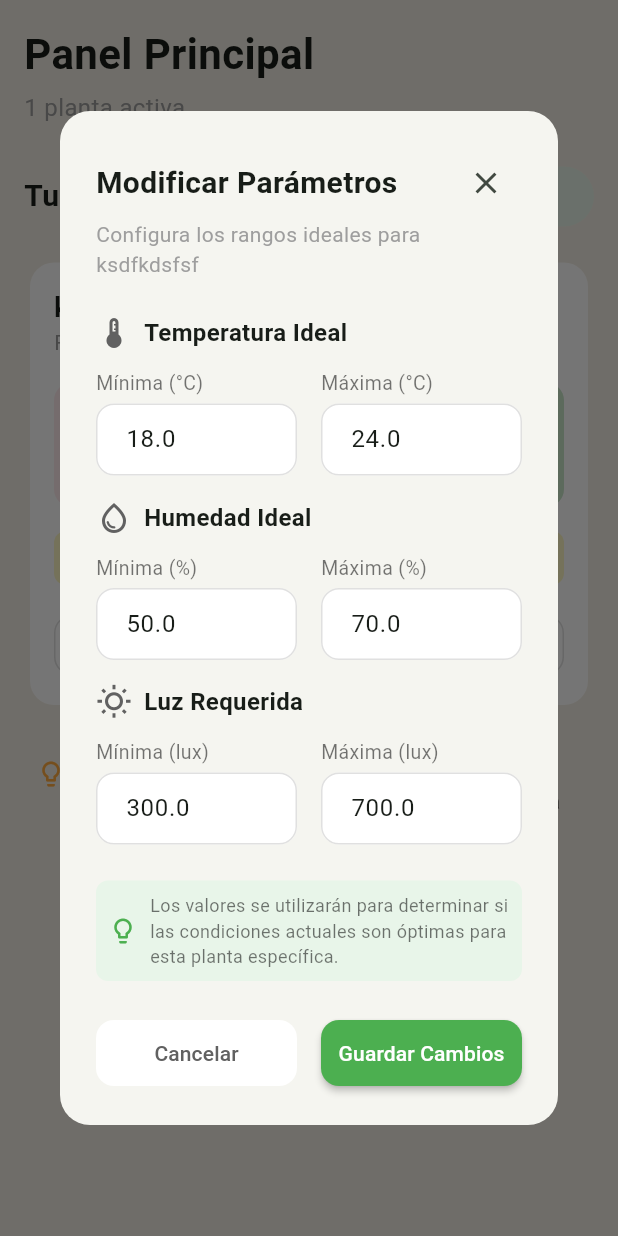
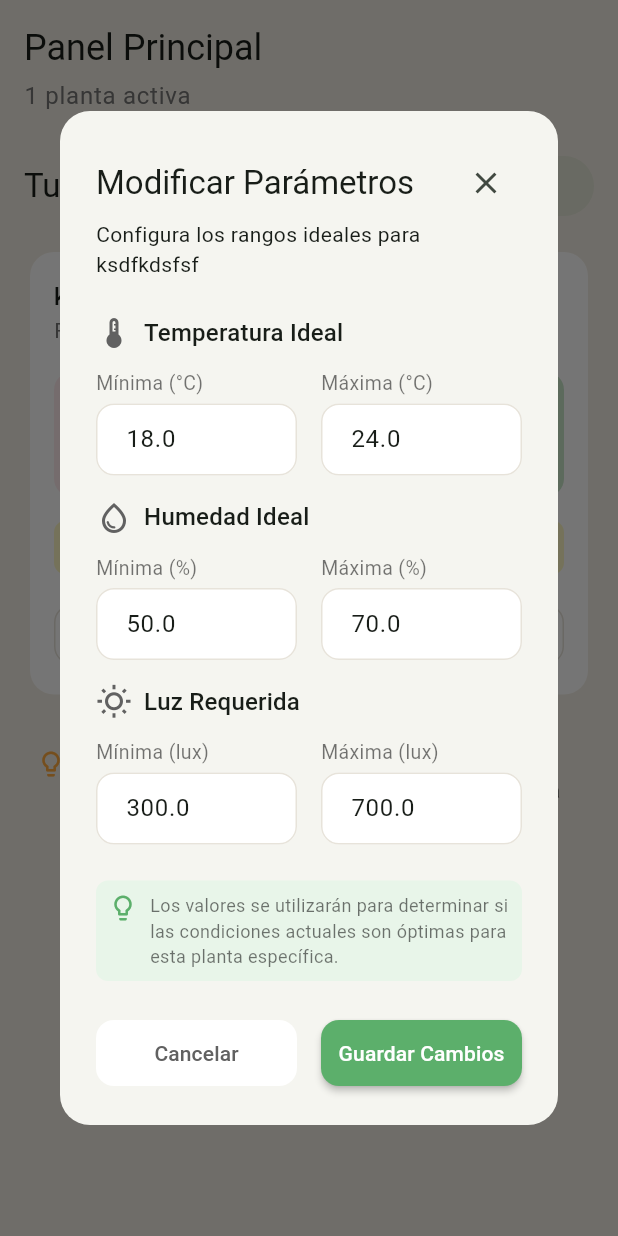
Before and after one commit to Cruzito123/Sprouty, a Flutter app: the PaginaDashboard screen opened by its route, after a tap on "Parámetros", on a phone screen of 412 x 824 dp. Run offline on Flutter 3.47's test engine with Material 3 defaults, Android fonts, the phone set to English and light mode, and no system bars.

Commit message:
themas y colores

```diff
--- a/lib/screens/pagina_dashBoard.dart
+++ b/lib/screens/pagina_dashBoard.dart
@@ -68,26 +68,27 @@ class _PaginaDashboard extends State<PaginaDashboard> {
         child: Column(
           crossAxisAlignment: CrossAxisAlignment.start,
           children: [
-            const Text('Panel Principal',
-                style: TextStyle(fontSize: 28, fontWeight: FontWeight.bold)),
+            Text('Panel Principal',
+                style: Theme.of(context).textTheme.headlineSmall),
             const SizedBox(height: 4),
-            const Text('1 planta activa',
-                style: TextStyle(fontSize: 16, color: Colors.grey)),
+            Text('1 planta activa',
+                style: Theme.of(context)
+                    .textTheme
+                    .bodyLarge
+                    ?.copyWith(color: Colors.grey.shade600)),
             const SizedBox(height: 24),
             Row(
               mainAxisAlignment: MainAxisAlignment.spaceBetween,
               children: [
-                const Text('Tus Plantas',
-                    style:
-                        TextStyle(fontSize: 20, fontWeight: FontWeight.bold)),
+                Text('Tus Plantas',
+                    style: Theme.of(context).textTheme.titleLarge),
                 ElevatedButton.icon(
                   onPressed: () {},
                   icon: const Icon(Icons.add, size: 18),
                   label: const Text('Agregar'),
                   style: ElevatedButton.styleFrom(
-                    backgroundColor:
-                        const Color(0xFFE8F5E9), // Light green background
-                    foregroundColor: const Color(0xFF388E3C), // Dark green text
+                    backgroundColor: kPrimario.withOpacity(0.1),
+                    foregroundColor: kPrimario,
                     elevation: 0,
                     shape: RoundedRectangleBorder(
                         borderRadius: BorderRadius.circular(20)),
@@ -148,30 +149,33 @@ class _PaginaDashboard extends State<PaginaDashboard> {
                   crossAxisAlignment: CrossAxisAlignment.start,
                   children: [
                     Row(
+                      crossAxisAlignment: CrossAxisAlignment.center,
                       children: [
-                        const Text('ksdfkdsfsf',
-                            style: TextStyle(
-                                fontSize: 18, fontWeight: FontWeight.bold)),
+                        Text('ksdfkdsfsf',
+                            style: Theme.of(context).textTheme.titleMedium),
                         const SizedBox(width: 8),
                         if (actionRequired)
                           Container(
-                            width: 8,
-                            height: 8,
+                            width: 10,
+                            height: 10,
                             decoration: const BoxDecoration(
                                 color: Colors.red, shape: BoxShape.circle),
                           ),
                       ],
                     ),
-                    const Text('Ficus Elastica',
-                        style: TextStyle(color: Colors.grey)),
+                    Text('Ficus Elastica',
+                        style: Theme.of(context)
+                            .textTheme
+                            .bodyMedium
+                            ?.copyWith(color: Colors.grey.shade600)),
                   ],
                 ),
                 TextButton.icon(
                   onPressed: _showParametersDialog,
                   icon: const Icon(Icons.settings_outlined,
-                      color: Colors.green, size: 20),
+                      color: kPrimario, size: 20),
                   label: const Text('Parámetros',
-                      style: TextStyle(color: Colors.green)),
+                      style: TextStyle(color: kPrimario)),
                 ),
               ],
             ),
@@ -238,8 +242,8 @@ class _PaginaDashboard extends State<PaginaDashboard> {
               label: const Text('Ver Recomendaciones Detalladas'),
               style: OutlinedButton.styleFrom(
                 minimumSize: const Size(double.infinity, 40),
-                foregroundColor: const Color(0xFF388E3C),
-                side: BorderSide(color: Colors.grey.shade300),
+                foregroundColor: kPrimario,
+                side: const BorderSide(color: kDivisor),
                 shape: RoundedRectangleBorder(
                     borderRadius: BorderRadius.circular(12)),
               ),
@@ -399,17 +403,16 @@ class _ParametersDialogState extends State<ParametersDialog> {
               Row(
                 mainAxisAlignment: MainAxisAlignment.spaceBetween,
                 children: [
-                  const Text('Modificar Parámetros',
-                      style:
-                          TextStyle(fontSize: 20, fontWeight: FontWeight.bold)),
+                  Text('Modificar Parámetros',
+                      style: Theme.of(context).textTheme.titleLarge),
                   IconButton(
                     icon: const Icon(Icons.close),
                     onPressed: () => Navigator.of(context).pop(),
                   ),
                 ],
               ),
-              const Text('Configura los rangos ideales para ksdfkdsfsf',
-                  style: TextStyle(color: Colors.grey)),
+              Text('Configura los rangos ideales para ksdfkdsfsf',
+                  style: Theme.of(context).textTheme.bodyMedium),
               const SizedBox(height: 24),
               _buildParameterSection(
                 icon: Icons.thermostat,
@@ -445,15 +448,15 @@ class _ParametersDialogState extends State<ParametersDialog> {
                   borderRadius: BorderRadius.circular(8),
                 ),
                 child: const Row(
+                  crossAxisAlignment: CrossAxisAlignment.start,
                   children: [
-                    Icon(Icons.lightbulb_outline,
-                        color: Colors.green, size: 20),
+                    Icon(Icons.lightbulb_outline, color: kPrimario, size: 20),
                     SizedBox(width: 8),
                     Expanded(
                         child: Text(
                             'Los valores se utilizarán para determinar si las condiciones actuales son óptimas para esta planta específica.',
-                            style:
-                                TextStyle(fontSize: 12, color: Colors.black54)))
+                            style: TextStyle(
+                                fontSize: 12, color: Colors.black54))),
                   ],
                 ),
               ),
@@ -464,7 +467,7 @@ class _ParametersDialogState extends State<ParametersDialog> {
                     child: TextButton(
                       onPressed: () => Navigator.of(context).pop(),
                       child: const Text('Cancelar'),
-                      style: TextButton.styleFrom(
+                      style: OutlinedButton.styleFrom(
                         foregroundColor: Colors.grey.shade700,
                         backgroundColor: Colors.white,
                         padding: const EdgeInsets.symmetric(vertical: 12),
@@ -479,7 +482,7 @@ class _ParametersDialogState extends State<ParametersDialog> {
                       onPressed: _handleSave,
                       child: const Text('Guardar Cambios'),
                       style: ElevatedButton.styleFrom(
-                        backgroundColor: const Color(0xFF4CAF50),
+                        backgroundColor: kPrimario,
                         foregroundColor: Colors.white,
                         padding: const EdgeInsets.symmetric(vertical: 12),
                         shape: RoundedRectangleBorder(
@@ -512,9 +515,7 @@ class _ParametersDialogState extends State<ParametersDialog> {
           children: [
             Icon(icon, color: Colors.grey.shade700),
             const SizedBox(width: 8),
-            Text(title,
-                style:
-                    const TextStyle(fontSize: 16, fontWeight: FontWeight.bold)),
+            Text(title, style: Theme.of(context).textTheme.titleMedium),
           ],
         ),
         const SizedBox(height: 12),
@@ -544,15 +545,15 @@ class _ParametersDialogState extends State<ParametersDialog> {
             fillColor: Colors.white,
             border: OutlineInputBorder(
               borderRadius: BorderRadius.circular(12),
-              borderSide: BorderSide(color: Colors.grey.shade300),
+              borderSide: const BorderSide(color: kDivisor),
             ),
             enabledBorder: OutlineInputBorder(
               borderRadius: BorderRadius.circular(12),
-              borderSide: BorderSide(color: Colors.grey.shade300),
+              borderSide: const BorderSide(color: kDivisor),
             ),
             focusedBorder: OutlineInputBorder(
               borderRadius: BorderRadius.circular(12),
-              borderSide: const BorderSide(color: Colors.green),
+              borderSide: const BorderSide(color: kPrimario),
             ),
             contentPadding:
                 const EdgeInsets.symmetric(horizontal: 16, vertical: 12),
```
